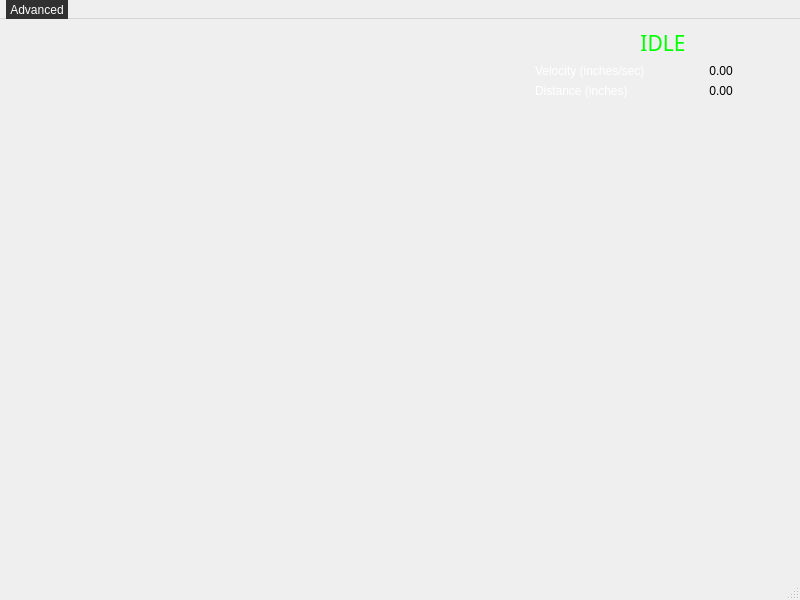
Above: Python_Serial_Master/mainwindow.ui from chance189/SD2_DRONE before the change. Below: the same form after it.
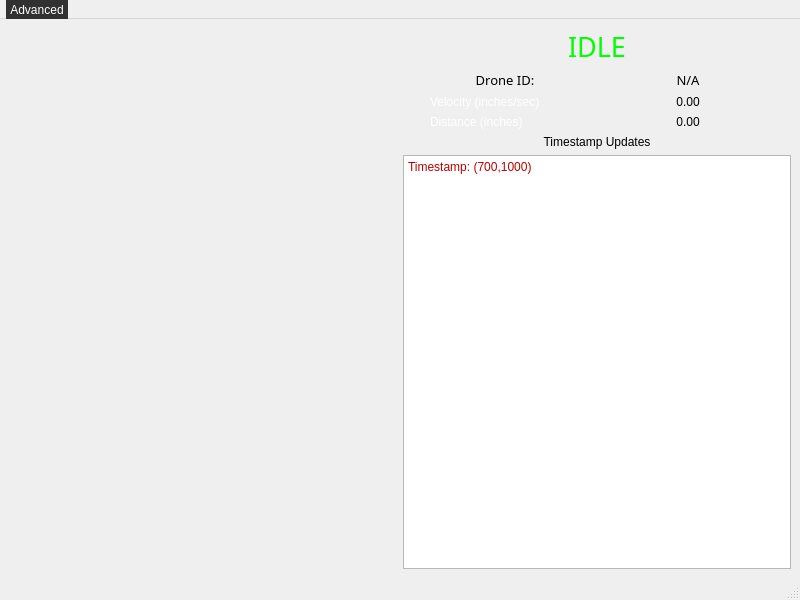
That is the form after the change.

Patch:
```diff
--- a/Python_Serial_Master/mainwindow.ui
+++ b/Python_Serial_Master/mainwindow.ui
@@ -52,6 +52,12 @@
        <layout class="QVBoxLayout" name="verticalLayout">
         <item>
          <widget class="QLabel" name="status_label">
+          <property name="minimumSize">
+           <size>
+            <width>375</width>
+            <height>0</height>
+           </size>
+          </property>
           <property name="maximumSize">
            <size>
             <width>400</width>
@@ -65,7 +71,7 @@
            </font>
           </property>
           <property name="text">
-           <string>&lt;html&gt;&lt;head/&gt;&lt;body&gt;&lt;p&gt;&lt;span style=&quot; color:#00ff00;&quot;&gt;IDLE&lt;/span&gt;&lt;/p&gt;&lt;/body&gt;&lt;/html&gt;</string>
+           <string>&lt;html&gt;&lt;head/&gt;&lt;body&gt;&lt;p&gt;&lt;span style=&quot; font-size:20pt; color:#00ff00;&quot;&gt;IDLE&lt;/span&gt;&lt;/p&gt;&lt;/body&gt;&lt;/html&gt;</string>
           </property>
           <property name="alignment">
            <set>Qt::AlignCenter</set>
@@ -74,24 +80,17 @@
         </item>
         <item>
          <layout class="QGridLayout" name="gridLayout_2">
-          <item row="0" column="0">
-           <widget class="QLabel" name="vel_label">
-            <property name="maximumSize">
-             <size>
-              <width>150</width>
-              <height>50</height>
-             </size>
-            </property>
-            <property name="text">
-             <string>&lt;html&gt;&lt;head/&gt;&lt;body&gt;&lt;p&gt;&lt;span style=&quot; color:#ffffff;&quot;&gt;Velocity (inches/sec)&lt;/span&gt;&lt;/p&gt;&lt;/body&gt;&lt;/html&gt;</string>
-            </property>
-           </widget>
-          </item>
-          <item row="1" column="0">
+          <item row="3" column="0">
            <widget class="QLabel" name="dist_label">
+            <property name="minimumSize">
+             <size>
+              <width>150</width>
+              <height>0</height>
+             </size>
+            </property>
             <property name="maximumSize">
              <size>
-              <width>100</width>
+              <width>150</width>
               <height>50</height>
              </size>
             </property>
@@ -100,50 +99,70 @@
             </property>
            </widget>
           </item>
-          <item row="2" column="0">
-           <spacer name="verticalSpacer">
-            <property name="orientation">
-             <enum>Qt::Vertical</enum>
-            </property>
-            <property name="sizeHint" stdset="0">
-             <size>
-              <width>20</width>
-              <height>40</height>
-             </size>
-            </property>
-           </spacer>
-          </item>
-          <item row="2" column="1">
-           <spacer name="verticalSpacer_2">
-            <property name="orientation">
-             <enum>Qt::Vertical</enum>
-            </property>
-            <property name="sizeHint" stdset="0">
-             <size>
-              <width>20</width>
-              <height>40</height>
-             </size>
-            </property>
-           </spacer>
-          </item>
-          <item row="0" column="1">
-           <widget class="QLabel" name="vel_value">
-            <property name="maximumSize">
-             <size>
-              <width>150</width>
-              <height>50</height>
-             </size>
-            </property>
-            <property name="text">
-             <string>0.00</string>
-            </property>
-            <property name="alignment">
-             <set>Qt::AlignCenter</set>
-            </property>
-           </widget>
-          </item>
           <item row="1" column="1">
+           <widget class="QLabel" name="drone_id_val">
+            <property name="minimumSize">
+             <size>
+              <width>150</width>
+              <height>0</height>
+             </size>
+            </property>
+            <property name="maximumSize">
+             <size>
+              <width>150</width>
+              <height>20</height>
+             </size>
+            </property>
+            <property name="font">
+             <font>
+              <family>Franklin Gothic Heavy</family>
+              <pointsize>10</pointsize>
+             </font>
+            </property>
+            <property name="text">
+             <string>N/A</string>
+            </property>
+            <property name="alignment">
+             <set>Qt::AlignCenter</set>
+            </property>
+           </widget>
+          </item>
+          <item row="1" column="0">
+           <widget class="QLabel" name="drone_id_label">
+            <property name="minimumSize">
+             <size>
+              <width>150</width>
+              <height>0</height>
+             </size>
+            </property>
+            <property name="maximumSize">
+             <size>
+              <width>150</width>
+              <height>20</height>
+             </size>
+            </property>
+            <property name="font">
+             <font>
+              <family>Franklin Gothic Heavy</family>
+              <pointsize>10</pointsize>
+             </font>
+            </property>
+            <property name="text">
+             <string>Drone ID:</string>
+            </property>
+            <property name="alignment">
+             <set>Qt::AlignCenter</set>
+            </property>
+           </widget>
+          </item>
+          <item row="3" column="1">
            <widget class="QLabel" name="dist_value">
+            <property name="minimumSize">
+             <size>
+              <width>150</width>
+              <height>0</height>
+             </size>
+            </property>
             <property name="maximumSize">
              <size>
               <width>150</width>
@@ -158,8 +177,95 @@
             </property>
            </widget>
           </item>
+          <item row="2" column="1">
+           <widget class="QLabel" name="vel_value">
+            <property name="minimumSize">
+             <size>
+              <width>150</width>
+              <height>0</height>
+             </size>
+            </property>
+            <property name="maximumSize">
+             <size>
+              <width>150</width>
+              <height>50</height>
+             </size>
+            </property>
+            <property name="text">
+             <string>0.00</string>
+            </property>
+            <property name="alignment">
+             <set>Qt::AlignCenter</set>
+            </property>
+           </widget>
+          </item>
+          <item row="2" column="0">
+           <widget class="QLabel" name="vel_label">
+            <property name="minimumSize">
+             <size>
+              <width>150</width>
+              <height>0</height>
+             </size>
+            </property>
+            <property name="maximumSize">
+             <size>
+              <width>150</width>
+              <height>50</height>
+             </size>
+            </property>
+            <property name="text">
+             <string>&lt;html&gt;&lt;head/&gt;&lt;body&gt;&lt;p&gt;&lt;span style=&quot; color:#ffffff;&quot;&gt;Velocity (inches/sec)&lt;/span&gt;&lt;/p&gt;&lt;/body&gt;&lt;/html&gt;</string>
+            </property>
+           </widget>
+          </item>
          </layout>
         </item>
+        <item>
+         <widget class="QLabel" name="text_edit_label">
+          <property name="maximumSize">
+           <size>
+            <width>400</width>
+            <height>20</height>
+           </size>
+          </property>
+          <property name="text">
+           <string>Timestamp Updates</string>
+          </property>
+          <property name="alignment">
+           <set>Qt::AlignCenter</set>
+          </property>
+         </widget>
+        </item>
+        <item>
+         <widget class="QPlainTextEdit" name="time_updates">
+          <property name="sizePolicy">
+           <sizepolicy hsizetype="Maximum" vsizetype="Expanding">
+            <horstretch>0</horstretch>
+            <verstretch>0</verstretch>
+           </sizepolicy>
+          </property>
+          <property name="maximumSize">
+           <size>
+            <width>400</width>
+            <height>16777215</height>
+           </size>
+          </property>
+          <property name="styleSheet">
+           <string notr="true">color: rgb(188, 0, 0)</string>
+          </property>
+          <property name="verticalScrollBarPolicy">
+           <enum>Qt::ScrollBarAlwaysOff</enum>
+          </property>
+          <property name="horizontalScrollBarPolicy">
+           <enum>Qt::ScrollBarAlwaysOff</enum>
+          </property>
+          <property name="plainText">
+           <string>Timestamp: (700,1000)
+
+</string>
+          </property>
+         </widget>
+        </item>
        </layout>
       </item>
      </layout>
```
Left out of the diff: 6 changed lines with no effect on the pictures.
